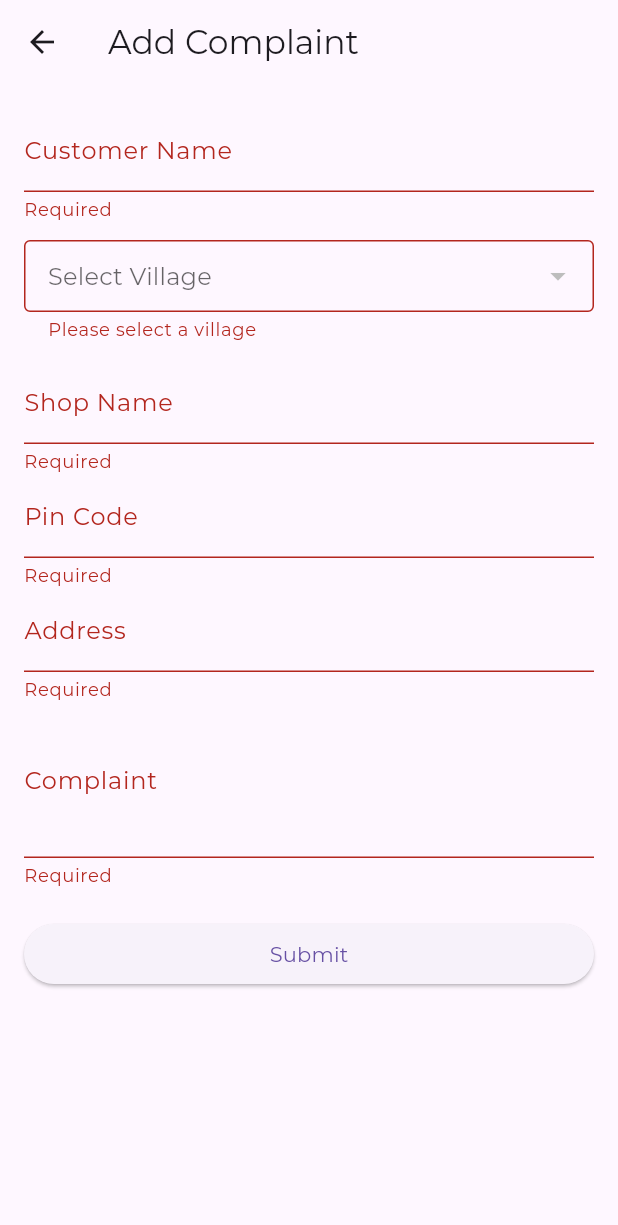
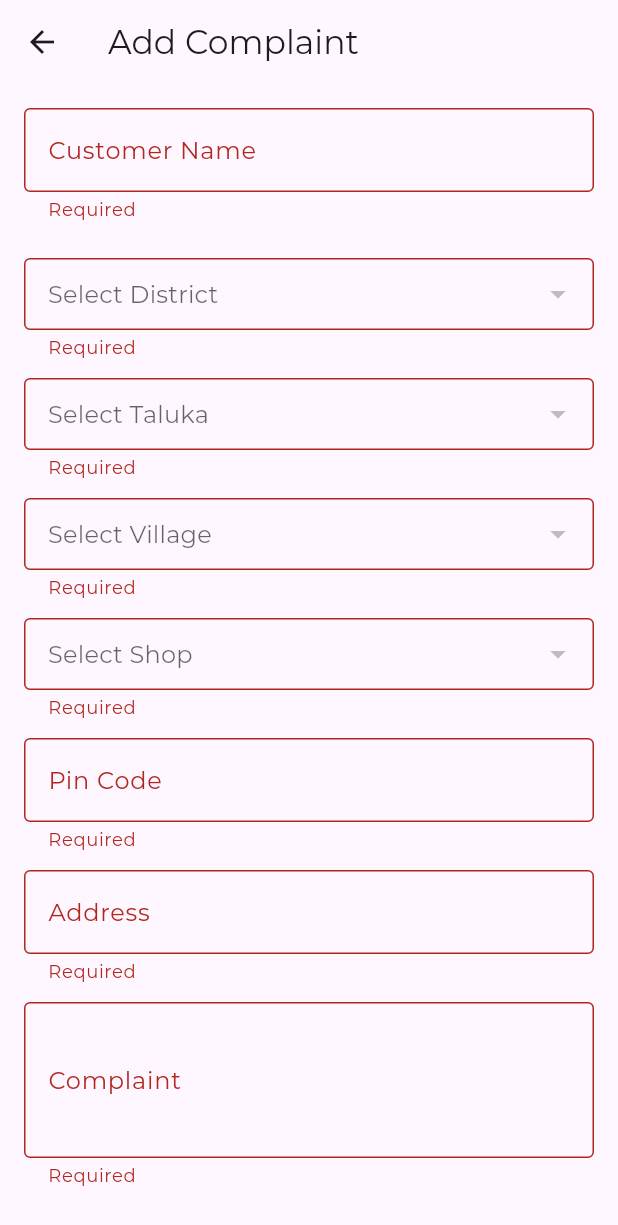
Before and after one commit to chiragtekani/flutter_ecommerce_template-master, a Flutter app: the AddComplaintScreen screen opened directly, after a tap on "Submit", on a phone screen of 412 x 824 dp. Shown: the top 1225 px of the screen. Run offline on Flutter 3.47's test engine with Material 3 defaults, Android fonts, the phone set to English and light mode, and no system bars; our stand-ins replace card_swiper, flutter_rating_bar, flutter_svg, pin_code_text_field, shared_preferences; missing offline and left inert: rubber; accounts and stored records are empty; network calls fail.

Commit message:
complaints flow

```diff
--- a/lib/screens/complaint/add_complaint_screen.dart
+++ b/lib/screens/complaint/add_complaint_screen.dart
@@ -9,21 +9,43 @@ class AddComplaintScreen extends StatefulWidget {
 
 class _AddComplaintScreenState extends State<AddComplaintScreen> {
   final _formKey = GlobalKey<FormState>();
-  final TextEditingController nameController = TextEditingController();
-  final TextEditingController shopController = TextEditingController();
-  final TextEditingController pinController = TextEditingController();
-  final TextEditingController addressController = TextEditingController();
-  final TextEditingController complaintController = TextEditingController();
+  final nameController = TextEditingController();
+  final pinController = TextEditingController();
+  final addressController = TextEditingController();
+  final complaintController = TextEditingController();
+
+  List<dynamic> districts = [];
+  List<dynamic> talukas = [];
+  List<dynamic> villages = [];
+  List<dynamic> shops = [];
+
+  int? selectedDistrict;
+  int? selectedTaluka;
+  int? selectedVillage;
+  int? selectedShop;
 
   bool isLoading = false;
-
-  List<dynamic> villages = [];
-  int? selectedVillage;
 
   @override
   void initState() {
     super.initState();
-    // fetchVillages(); // Replace with actual taluka ID if needed
+    fetchDistricts();
+  }
+
+  Future<void> fetchDistricts() async {
+    final response = await ApiService.getDistricts();
+    if (response.statusCode == 200) {
+      final decoded = jsonDecode(response.body);
+      setState(() => districts = decoded['data']);
+    }
+  }
+
+  Future<void> fetchTalukas(int districtId) async {
+    final response = await ApiService.getTalukas(districtId);
+    if (response.statusCode == 200) {
+      final decoded = jsonDecode(response.body);
+      setState(() => talukas = decoded['data']['talukas']);
+    }
   }
 
   Future<void> fetchVillages(int talukaId) async {
@@ -31,16 +53,23 @@ class _AddComplaintScreenState extends State<AddComplaintScreen> {
     if (response.statusCode == 200) {
       final decoded = jsonDecode(response.body);
       setState(() => villages = decoded['data']['villages']);
-    } else {
-      print('Failed to load villages: ${response.statusCode}');
+    }
+  }
+
+  Future<void> fetchShops(int villageId) async {
+    final response = await ApiService.getShopsByVillage(villageId);
+    if (response.statusCode == 200) {
+      final decoded = jsonDecode(response.body);
+      setState(() => shops = decoded['data']['vendors']);
     }
   }
 
   void _submitComplaint() async {
-    if (_formKey.currentState?.validate() ?? false) {
-      if (selectedVillage == null) {
+    if (!(_formKey.currentState?.validate() ?? false)) return;
+
+    if (selectedVillage == null || selectedShop == null) {
       ScaffoldMessenger.of(context).showSnackBar(SnackBar(
-          content: Text("Please select a village"),
+        content: Text("Please select village and shop"),
         backgroundColor: Colors.red,
       ));
       return;
@@ -51,7 +80,11 @@ class _AddComplaintScreenState extends State<AddComplaintScreen> {
     final body = {
       "customer_name": nameController.text,
       "village_id": selectedVillage,
-        "shop_name": shopController.text,
+      "district_id": selectedDistrict,
+      "vendor_id": selectedShop,
+      "taluka_id": selectedTaluka,
+      "shop_name": shops
+          .firstWhere((shop) => shop['id'] == selectedShop)['name'], // optional
       "pin_code": pinController.text,
       "address": addressController.text,
       "complaint": complaintController.text,
@@ -61,7 +94,7 @@ class _AddComplaintScreenState extends State<AddComplaintScreen> {
 
     setState(() => isLoading = false);
 
-      if (response.statusCode == 200) {
+    if (response.statusCode == 200 || response.statusCode == 201) {
       ScaffoldMessenger.of(context).showSnackBar(SnackBar(
         content: Text("Complaint submitted successfully!"),
         backgroundColor: Colors.green,
@@ -72,7 +105,6 @@ class _AddComplaintScreenState extends State<AddComplaintScreen> {
         content: Text("Failed to submit complaint"),
         backgroundColor: Colors.red,
       ));
-      }
     }
   }
 
@@ -86,55 +118,80 @@ class _AddComplaintScreenState extends State<AddComplaintScreen> {
           key: _formKey,
           child: ListView(
             children: [
-              TextFormField(
-                controller: nameController,
-                decoration: InputDecoration(labelText: "Customer Name"),
-                validator: (val) => val!.isEmpty ? "Required" : null,
+              _buildTextField(nameController, "Customer Name"),
+              SizedBox(height: 12),
+              _buildDropdown<int>(
+                label: "Select District",
+                value: selectedDistrict,
+                items: districts,
+                itemLabel: 'name',
+                onChanged: (val) {
+                  setState(() {
+                    selectedDistrict = val;
+                    selectedTaluka = null;
+                    selectedVillage = null;
+                    selectedShop = null;
+                    talukas = [];
+                    villages = [];
+                    shops = [];
+                  });
+                  fetchTalukas(val!);
+                },
               ),
               SizedBox(height: 12),
-              DropdownButtonFormField<int>(
+              _buildDropdown<int>(
+                label: "Select Taluka",
+                value: selectedTaluka,
+                items: talukas,
+                itemLabel: 'name',
+                onChanged: selectedDistrict == null
+                    ? null
+                    : (val) {
+                        setState(() {
+                          selectedTaluka = val;
+                          selectedVillage = null;
+                          selectedShop = null;
+                          villages = [];
+                          shops = [];
+                        });
+                        fetchVillages(val!);
+                      },
+              ),
+              SizedBox(height: 12),
+              _buildDropdown<int>(
+                label: "Select Village",
                 value: selectedVillage,
-                hint: Text("Select Village"),
-                decoration: InputDecoration(
-                  border: OutlineInputBorder(),
-                  contentPadding: EdgeInsets.symmetric(horizontal: 12),
+                items: villages,
+                itemLabel: 'name',
+                onChanged: selectedTaluka == null
+                    ? null
+                    : (val) {
+                        setState(() {
+                          selectedVillage = val;
+                          selectedShop = null;
+                          shops = [];
+                        });
+                        fetchShops(val!);
+                      },
               ),
-                items: villages
-                    .map((v) => DropdownMenuItem<int>(
-                          value: v['id'] as int,
-                          child: Text(v['name'] as String),
-                        ))
-                    .toList(),
-                onChanged: (value) {
+              SizedBox(height: 12),
+              _buildDropdown<int>(
+                label: "Select Shop",
+                value: selectedShop,
+                items: shops,
+                itemLabel: 'name',
+                onChanged: selectedVillage == null
+                    ? null
+                    : (val) {
                         setState(() {
-                    selectedVillage = value;
+                          selectedShop = val;
                         });
                       },
-                validator: (value) =>
-                    value == null ? "Please select a village" : null,
               ),
               SizedBox(height: 12),
-              TextFormField(
-                controller: shopController,
-                decoration: InputDecoration(labelText: "Shop Name"),
-                validator: (val) => val!.isEmpty ? "Required" : null,
-              ),
-              TextFormField(
-                controller: pinController,
-                decoration: InputDecoration(labelText: "Pin Code"),
-                validator: (val) => val!.isEmpty ? "Required" : null,
-              ),
-              TextFormField(
-                controller: addressController,
-                decoration: InputDecoration(labelText: "Address"),
-                validator: (val) => val!.isEmpty ? "Required" : null,
-              ),
-              TextFormField(
-                controller: complaintController,
-                decoration: InputDecoration(labelText: "Complaint"),
-                maxLines: 3,
-                validator: (val) => val!.isEmpty ? "Required" : null,
-              ),
+              _buildTextField(pinController, "Pin Code"),
+              _buildTextField(addressController, "Address"),
+              _buildTextField(complaintController, "Complaint", maxLines: 3),
               SizedBox(height: 20),
               ElevatedButton(
                 onPressed: isLoading ? null : _submitComplaint,
@@ -148,4 +205,45 @@ class _AddComplaintScreenState extends State<AddComplaintScreen> {
       ),
     );
   }
+
+  Widget _buildTextField(TextEditingController controller, String label,
+      {int maxLines = 1}) {
+    return Padding(
+      padding: const EdgeInsets.only(bottom: 12),
+      child: TextFormField(
+        controller: controller,
+        maxLines: maxLines,
+        decoration: InputDecoration(
+          labelText: label,
+          border: OutlineInputBorder(),
+        ),
+        validator: (val) => val!.isEmpty ? "Required" : null,
+      ),
+    );
   }
+
+  Widget _buildDropdown<T>({
+    required String label,
+    required T? value,
+    required List<dynamic> items,
+    required String itemLabel,
+    required void Function(T?)? onChanged,
+  }) {
+    return DropdownButtonFormField<T>(
+      value: value,
+      hint: Text(label),
+      decoration: InputDecoration(
+        border: OutlineInputBorder(),
+        contentPadding: EdgeInsets.symmetric(horizontal: 12),
+      ),
+      items: items
+          .map<DropdownMenuItem<T>>((item) => DropdownMenuItem<T>(
+                value: item['id'] as T,
+                child: Text(item[itemLabel]),
+              ))
+          .toList(),
+      onChanged: onChanged,
+      validator: (val) => val == null ? "Required" : null,
+    );
+  }
+}
--- a/lib/screens/complaint/my_complaints.dart
+++ b/lib/screens/complaint/my_complaints.dart
@@ -21,13 +21,15 @@ class _MyComplaintsPageState extends State<MyComplaintsPage> {
     try {
       final profileResponse = await ApiService.getCustomerProfile();
       if (profileResponse.statusCode == 200) {
-        final profileData = jsonDecode(profileResponse.body);
+        var profileData = jsonDecode(profileResponse.body);
+        profileData = profileData['data']['customer'];
         final customerId = profileData['id'];
 
         final complaintsResponse =
             await ApiService.getCustomerComplaints(customerId);
         if (complaintsResponse.statusCode == 200) {
-          final complaintList = jsonDecode(complaintsResponse.body);
+          var complaintList = jsonDecode(complaintsResponse.body);
+          complaintList = complaintList['data']['complaints'];
           setState(() {
             complaints = complaintList;
             isLoading = false;
```
Also changed, not shown: lib/screens/main/components/custom_bottom_bar.dart (+7 -1 lines), lib/screens/profile_page.dart (+18 -78 lines), lib/screens/settings/settings_page.dart (+8 -4 lines). Lines whose indentation alone changed are shown as unchanged.
